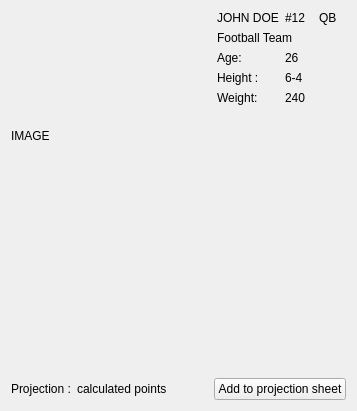
First picture: the form in cute-fantasy/playerprojectionwidget.ui, repository protoblock/protoblock, before the edit.
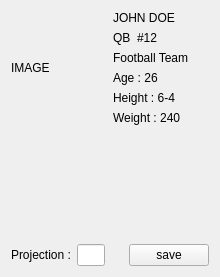
Second picture: the form after the edit. The open tabs and pages were chosen to show the change.

Commit message: Big refactoring. Make multiple view models one single class. Any changes in protobuff structures or the gui presentation will cause lesser to rewrite. Few fixes in the generic tlist and tkeyvalue classes. Added initialization code for the 3 gui view mode (current, previous , upcoming)  week. } Added a data cache layer to the gui. Reduced many deep copies by referencing the same data when it is possible inside the gui thread.

```diff
--- a/cute-fantasy/playerprojectionwidget.ui
+++ b/cute-fantasy/playerprojectionwidget.ui
@@ -6,140 +6,90 @@
    <rect>
     <x>0</x>
     <y>0</y>
-    <width>357</width>
-    <height>411</height>
+    <width>220</width>
+    <height>277</height>
    </rect>
   </property>
   <property name="windowTitle">
    <string>Form</string>
   </property>
-  <layout class="QGridLayout" name="gridLayout_2">
-   <item row="0" column="0">
     <layout class="QGridLayout" name="gridLayout">
+   <item row="0" column="0">
+    <widget class="QLabel" name="myPlayerImageLabel">
+     <property name="sizePolicy">
+      <sizepolicy hsizetype="Fixed" vsizetype="Fixed">
+       <horstretch>0</horstretch>
+       <verstretch>0</verstretch>
+      </sizepolicy>
+     </property>
+     <property name="maximumSize">
+      <size>
+       <width>200</width>
+       <height>210</height>
+      </size>
+     </property>
+     <property name="text">
+      <string>IMAGE</string>
+     </property>
+     <property name="scaledContents">
+      <bool>true</bool>
+     </property>
+    </widget>
+   </item>
      <item row="0" column="1">
-      <layout class="QHBoxLayout" name="horizontalLayout">
-       <item>
+    <layout class="QFormLayout" name="formLayout">
+     <item row="0" column="0" colspan="2">
         <widget class="QLabel" name="myPlayerNameLabel">
          <property name="text">
           <string>JOHN DOE</string>
          </property>
         </widget>
        </item>
-       <item>
-        <widget class="QLabel" name="myPlayerNumberLabel">
-         <property name="text">
-          <string>#12</string>
-         </property>
-        </widget>
-       </item>
-       <item>
+     <item row="1" column="0">
         <widget class="QLabel" name="myPlayerPosLabel">
          <property name="text">
           <string>QB</string>
          </property>
         </widget>
        </item>
-      </layout>
-     </item>
-     <item row="1" column="0" rowspan="5">
-      <widget class="QLabel" name="label">
-       <property name="minimumSize">
-        <size>
-         <width>200</width>
-         <height>210</height>
-        </size>
-       </property>
-       <property name="maximumSize">
-        <size>
-         <width>200</width>
-         <height>210</height>
-        </size>
-       </property>
-       <property name="text">
-        <string>IMAGE</string>
-       </property>
-       <property name="scaledContents">
-        <bool>true</bool>
-       </property>
-      </widget>
-     </item>
      <item row="1" column="1">
+      <widget class="QLabel" name="myPlayerNumberLabel">
+       <property name="text">
+        <string>#12</string>
+       </property>
+      </widget>
+     </item>
+     <item row="2" column="0" colspan="2">
       <widget class="QLabel" name="label_5">
        <property name="text">
         <string>Football Team </string>
        </property>
       </widget>
      </item>
-     <item row="2" column="1">
-      <layout class="QHBoxLayout" name="horizontalLayout_4">
-       <item>
-        <widget class="QLabel" name="label_10">
-         <property name="text">
-          <string>Age:</string>
-         </property>
-        </widget>
-       </item>
-       <item>
+     <item row="3" column="0" colspan="2">
         <widget class="QLabel" name="myPlayerAgeLabel">
          <property name="text">
-          <string>26</string>
+        <string>Age : 26</string>
          </property>
         </widget>
        </item>
-      </layout>
-     </item>
-     <item row="3" column="1">
-      <layout class="QHBoxLayout" name="horizontalLayout_2">
-       <item>
-        <widget class="QLabel" name="label_6">
-         <property name="text">
-          <string>Height :</string>
-         </property>
-        </widget>
-       </item>
-       <item>
+     <item row="4" column="0" colspan="2">
         <widget class="QLabel" name="myPlayerHeightLabel">
          <property name="text">
-          <string>6-4</string>
+        <string>Height : 6-4</string>
          </property>
         </widget>
        </item>
-      </layout>
-     </item>
-     <item row="4" column="1">
-      <layout class="QHBoxLayout" name="horizontalLayout_3">
-       <item>
-        <widget class="QLabel" name="label_8">
-         <property name="text">
-          <string>Weight:</string>
-         </property>
-        </widget>
-       </item>
-       <item>
+     <item row="5" column="0" colspan="2">
         <widget class="QLabel" name="myPlayerHeightLabel_2">
          <property name="text">
-          <string>240</string>
+        <string>Weight : 240</string>
          </property>
         </widget>
        </item>
       </layout>
      </item>
-     <item row="5" column="1">
-      <spacer name="verticalSpacer">
-       <property name="orientation">
-        <enum>Qt::Vertical</enum>
-       </property>
-       <property name="sizeHint" stdset="0">
-        <size>
-         <width>20</width>
-         <height>98</height>
-        </size>
-       </property>
-      </spacer>
-     </item>
-    </layout>
-   </item>
-   <item row="1" column="0">
+   <item row="1" column="0" colspan="2">
     <layout class="QVBoxLayout" name="verticalLayout">
      <item>
       <widget class="QStackedWidget" name="myProjectionStyles">
@@ -155,9 +105,7 @@
       </widget>
      </item>
      <item>
-      <layout class="QHBoxLayout" name="horizontalLayout_6">
-       <item>
-        <layout class="QHBoxLayout" name="horizontalLayout_5">
+      <layout class="QHBoxLayout" name="horizontalLayout">
          <item>
           <widget class="QLabel" name="label_12">
            <property name="text">
@@ -166,13 +114,11 @@
           </widget>
          </item>
          <item>
-          <widget class="QLabel" name="myProjectionLabel">
-           <property name="text">
-            <string>calculated points</string>
-           </property>
-          </widget>
-         </item>
-        </layout>
+        <widget class="QLineEdit" name="myCalculatedPointLE">
+         <property name="readOnly">
+          <bool>true</bool>
+         </property>
+        </widget>
        </item>
        <item>
         <spacer name="horizontalSpacer">
@@ -190,7 +136,7 @@
        <item>
         <widget class="QPushButton" name="pushButton_2">
          <property name="text">
-          <string>Add to projection sheet</string>
+          <string>save</string>
          </property>
         </widget>
        </item>
```
Left out of the diff: 2 changed lines with no effect on the pictures. Lines whose indentation alone changed are shown as unchanged. The commit also changes 33 other files.
